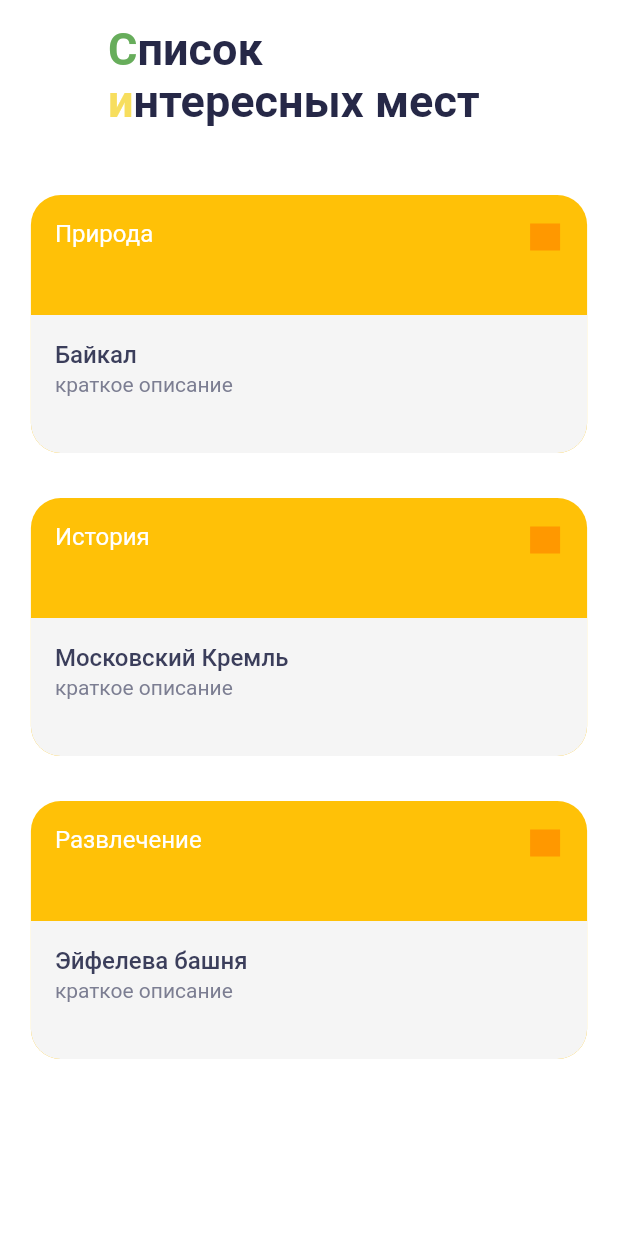
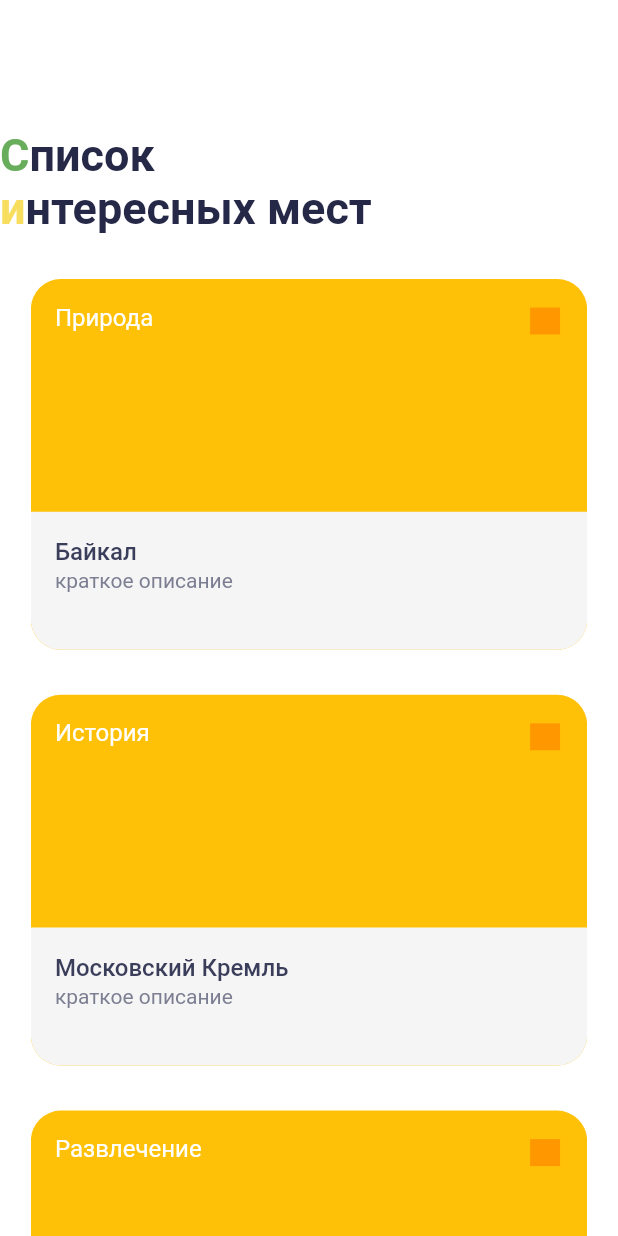
Before and after one commit to sclrew/surf-flutter-course-shturba, a Flutter app: the SightListScreen screen opened directly, on a phone screen of 412 x 824 dp. Run offline on Flutter 3.47's test engine with Material 2 defaults, Android fonts, the phone set to English and light mode, and no system bars.

```diff
--- a/places/lib/main.dart
+++ b/places/lib/main.dart
@@ -1,5 +1,6 @@
 import 'package:flutter/material.dart';
 import 'package:places/ui/screen/sight_details.dart';
+import 'package:places/ui/screen/sight_list_screen.dart';
 
 // import 'ui/screen/sight_list_screen.dart';
 
@@ -15,7 +16,7 @@ class MyApp extends StatelessWidget {
     return MaterialApp(
       debugShowCheckedModeBanner: false,
       // home: SightListScreen(),
-      home: SightDetails(),
+      home: SightListScreen(),
     );
   }
 }
--- a/places/lib/ui/screen/sight_card.dart
+++ b/places/lib/ui/screen/sight_card.dart
@@ -9,18 +9,20 @@ class SightCard extends StatelessWidget {
   Widget build(BuildContext context) {
     return Container(
       margin: const EdgeInsets.only(top: 30),
-      // width: 328,
-      width: MediaQuery.of(context).size.width * 0.90,
+      width: MediaQuery.of(context).size.width * 0.9,
       decoration: const BoxDecoration(
         borderRadius: BorderRadius.all(
           Radius.circular(20),
         ),
         color: Colors.amber,
       ),
+      child: AspectRatio(
+        aspectRatio: 3 / 2,
         child: Column(
           children: [
-          SizedBox(
-            height: 80,
+            Expanded(
+              // здесь будет моя картинка
+              child: Container(
                 child: Row(
                   mainAxisAlignment: MainAxisAlignment.spaceBetween,
                   crossAxisAlignment: CrossAxisAlignment.start,
@@ -44,6 +46,10 @@ class SightCard extends StatelessWidget {
                   ],
                 ),
               ),
+            ),
+            // отступ между картинкой и описанием
+            SizedBox(),
+            // описание
             Container(
               height: 92,
               width: MediaQuery.of(context).size.width * 0.90,
@@ -81,6 +87,7 @@ class SightCard extends StatelessWidget {
             ),
           ],
         ),
+      ),
     );
   }
 }
--- a/places/lib/ui/screen/sight_list_screen.dart
+++ b/places/lib/ui/screen/sight_list_screen.dart
@@ -39,8 +39,9 @@ class _SightListScreenState extends State<SightListScreen> {
     brightness: Brightness.light,
     backgroundColor: Colors.white,
     elevation: 0,
-    toolbarHeight: 100,
-    title: Row(
+    bottom: PreferredSize(
+      preferredSize: Size.fromHeight(100),
+      child: Row(
         mainAxisAlignment: MainAxisAlignment.start,
         children: [
           RichText(
@@ -60,5 +61,26 @@ class _SightListScreenState extends State<SightListScreen> {
           ),
         ],
       ),
+    ),
+    // title: Row(
+    //   mainAxisAlignment: MainAxisAlignment.start,
+    //   children: [
+    //     RichText(
+    //       text: const TextSpan(
+    //         style: TextStyle(
+    //           fontSize: 30,
+    //           color: Color(0xff262847),
+    //           fontWeight: FontWeight.w700,
+    //         ),
+    //         children: <TextSpan>[
+    //           TextSpan(text: 'C', style: TextStyle(color: Color(0xff67ad5b))),
+    //           TextSpan(text: 'писок\n'),
+    //           TextSpan(text: 'и', style: TextStyle(color: Color(0xfff7de5e))),
+    //           TextSpan(text: 'нтересных мест'),
+    //         ],
+    //       ),
+    //     ),
+    //   ],
+    // ),
   );
 }
```
Also changed, not shown: places/lib/ui/screen/sight_details.dart (+10 -1 lines), places/Simulator Screen Shot - iPhone 12 Pro - 2021-07-22 at 09.03.47.png (deleted). Lines whose indentation alone changed are shown as unchanged.
